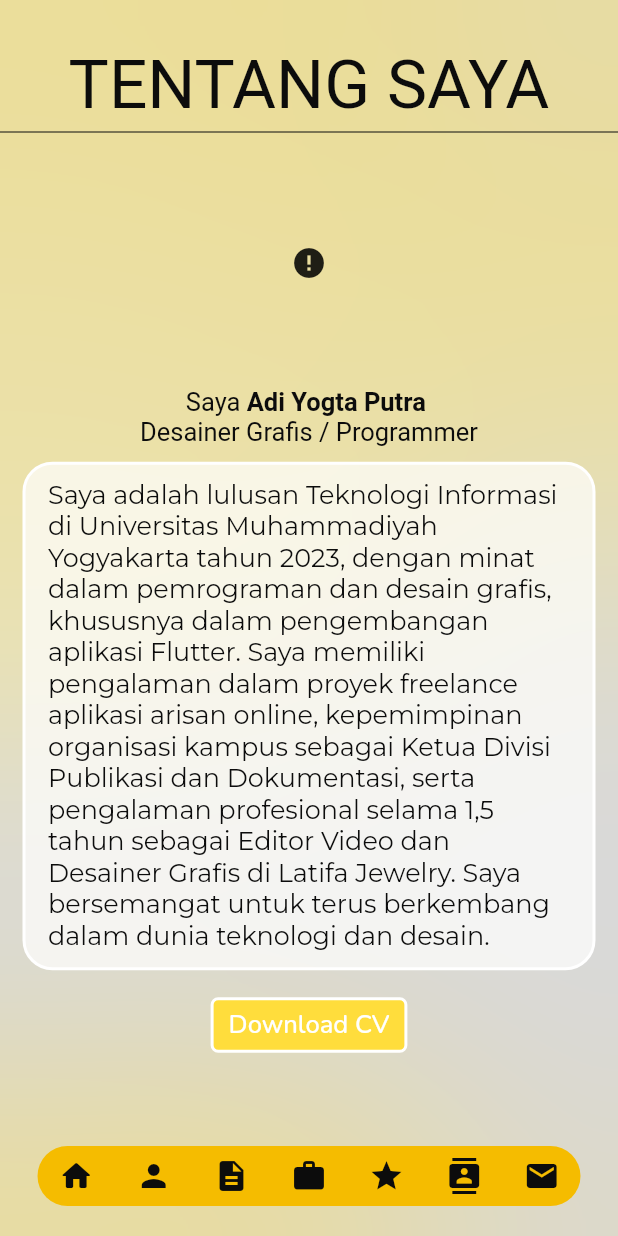
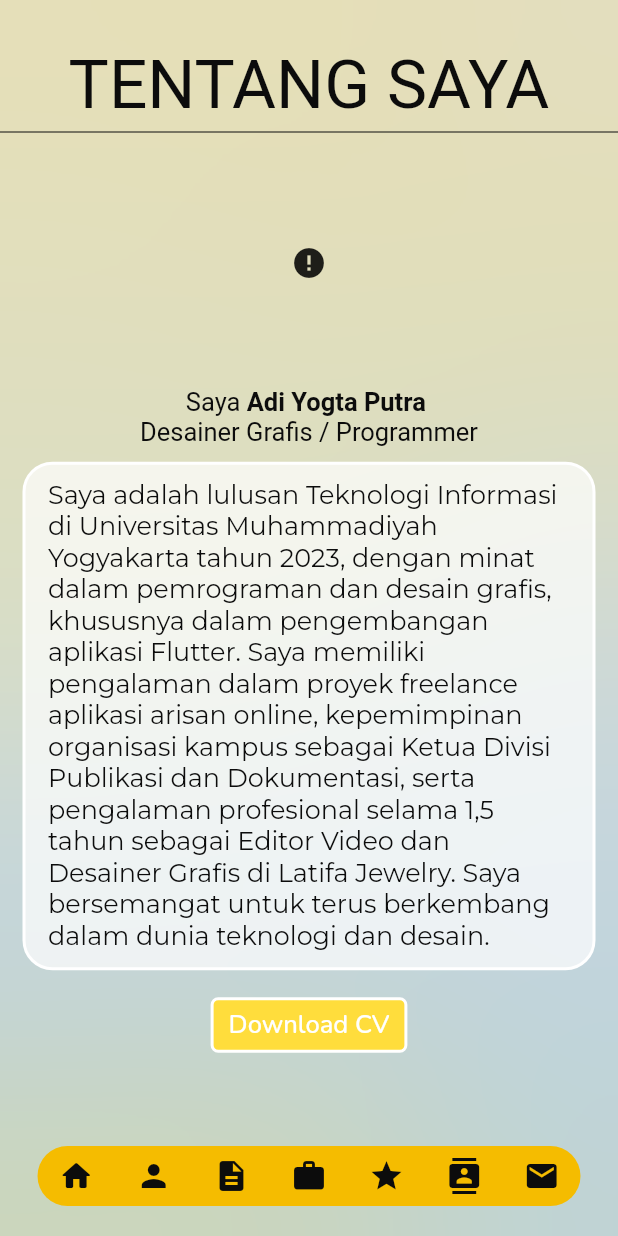
Before and after one commit to adiyogta/adiyogtap, a Flutter app: the screen it shows after launch, after a tap on "Tentang Saya", on a phone screen of 412 x 824 dp. Run offline on Flutter 3.47's test engine with Material 2 defaults, Android fonts, the phone set to English and light mode, and no system bars; drawn by our look-alikes of cached_network_image; our stand-ins replace google_fonts; network calls fail; Roboto replaces fonts that are missing (Sono).

Commit message:
cache image

```diff
--- a/lib/main.dart
+++ b/lib/main.dart
@@ -120,9 +120,9 @@ class _homePageState extends State<homePage> {
                                     color: kuning5,
                                   ),
                                   child: CachedNetworkImage(
-  imageUrl: 'https://photos.app.goo.gl/LW5xhyeQGyEHZv5v5',
-  placeholder: (context, url) => CircularProgressIndicator(),
-  errorWidget: (context, url, error) => Icon(Icons.error),
+  imageUrl: 'https://drive.google.com/uc?id=1yPxuu_Dtev727uS1lYmuCkIK-nVTTC86',
+  placeholder: (context, url) => const Center(child: CircularProgressIndicator(color: putih,value: 2,)),
+  errorWidget: (context, url, error) => const Icon(Icons.error),
 ),
                                 )
                         ]),
@@ -242,9 +242,10 @@ class _homePageState extends State<homePage> {
                   color: kuning5,
                 ),
                 child: CachedNetworkImage(
-  imageUrl: 'https://photos.app.goo.gl/LW5xhyeQGyEHZv5v5',
-  placeholder: (context, url) => CircularProgressIndicator(),
-  errorWidget: (context, url, error) => Icon(Icons.error),
+
+  imageUrl: 'https://drive.google.com/uc?id=1yPxuu_Dtev727uS1lYmuCkIK-nVTTC86',
+  placeholder: (context, url) => const Center(child: CircularProgressIndicator(color: putih,value: 2,)),
+  errorWidget: (context, url, error) => const Icon(Icons.error),
 ),
               )
                       ]),
@@ -367,7 +368,12 @@ get w => MediaQuery.sizeOf(context).width;
       color: abuabu,
       child: Container(
          decoration: BoxDecoration(
-                      image: DecorationImage(image: AssetImage(a),alignment: Alignment.topLeft,fit:w<600 ? BoxFit.fitHeight:BoxFit.fitWidth,opacity: 0.6)
+                      image: DecorationImage(image: AssetImage(a),alignment: Alignment.topLeft,fit:w<600 ? BoxFit.fitHeight:BoxFit.fitWidth,opacity: 0.35),
+                      gradient: LinearGradient(
+                        begin: Alignment.topCenter,
+                        end: Alignment.bottomCenter,
+                        stops: [0,1],
+                        colors: [putih.withOpacity(0.15),Colors.lightBlue.withOpacity(0.15)])
                     ),
         child: BackdropFilter(
                           filter: ImageFilter.blur(sigmaX: 100.0, sigmaY: 80.0),
@@ -401,8 +407,8 @@ get w => MediaQuery.sizeOf(context).width;
                                         children: [
                                           CachedNetworkImage(
   imageUrl: 'https://drive.google.com/uc?id=1ERQrTw7kQItWYOwBGdB5ReSEFhI6PuRt',
-  placeholder: (context, url) => CircularProgressIndicator(),
-  errorWidget: (context, url, error) => Icon(Icons.error),height: MediaQuery.sizeOf(context).height*0.35,
+  placeholder: (context, url) => const Center(child: CircularProgressIndicator(color: putih,value: 2,)),
+  errorWidget: (context, url, error) => const Icon(Icons.error),height: MediaQuery.sizeOf(context).height*0.35,
 ),
 
                                            w < 1500 ? Expanded(
@@ -485,8 +491,8 @@ get w => MediaQuery.sizeOf(context).width;
                                           children: [
                                             CachedNetworkImage(
   imageUrl: 'https://drive.google.com/uc?id=1ERQrTw7kQItWYOwBGdB5ReSEFhI6PuRt',
-  placeholder: (context, url) => CircularProgressIndicator(),
-  errorWidget: (context, url, error) => Icon(Icons.error),height: MediaQuery.sizeOf(context).height*0.4,
+  placeholder: (context, url) => const Center(child: CircularProgressIndicator(color: putih,value: 2,)),
+  errorWidget: (context, url, error) => const Icon(Icons.error),height: MediaQuery.sizeOf(context).height*0.4,
 ),
                                             TextButton(
                                               onPressed: (){},
@@ -541,8 +547,8 @@ get w => MediaQuery.sizeOf(context).width;
                                       ),
                                       CachedNetworkImage(
   imageUrl: 'https://drive.google.com/uc?id=1ERQrTw7kQItWYOwBGdB5ReSEFhI6PuRt',
-  placeholder: (context, url) => CircularProgressIndicator(),
-  errorWidget: (context, url, error) => Icon(Icons.error),height: MediaQuery.sizeOf(context).height*0.20,
+  placeholder: (context, url) => const Center(child: CircularProgressIndicator(color: putih,value: 2,)),
+  errorWidget: (context, url, error) => const Icon(Icons.error),height: MediaQuery.sizeOf(context).height*0.20,
 ),
                                      Row(
                                       mainAxisAlignment: MainAxisAlignment.center,
@@ -1158,11 +1164,11 @@ get w => MediaQuery.sizeOf(context).width;
                                         children: [
                                           CachedNetworkImage(
   imageUrl: list[inde].url,
-  placeholder: (context, url) => CircularProgressIndicator(),
-  errorWidget: (context, url, error) => Icon(Icons.error),height: MediaQuery.sizeOf(context).height*0.15,
+  placeholder: (context, url) => const Center(child: CircularProgressIndicator(color: putih,value: 2,)),
+  errorWidget: (context, url, error) => const Icon(Icons.error),height: MediaQuery.sizeOf(context).height*0.15,
 ),
                                           Text(list[inde].nama),
-                                          TextButton(onPressed: (){}, child: Text('Detail'))
+                                          TextButton(onPressed: (){}, child: const Text('Detail'))
                                         ],
                                       ));
                                   }),
@@ -1211,8 +1217,8 @@ get w => MediaQuery.sizeOf(context).width;
                     children: [
                       CachedNetworkImage(
   imageUrl: 'https://drive.google.com/uc?id=1bTrz76prqHj4QPkSwK1Ydinf3vQBrBc1',
-  placeholder: (context, url) => CircularProgressIndicator(),
-  errorWidget: (context, url, error) => Icon(Icons.error),height: 50,
+  placeholder: (context, url) => const Center(child: CircularProgressIndicator(color: putih,value: 2,)),
+  errorWidget: (context, url, error) => const Icon(Icons.error),height: 50,
 ),
                        const SizedBox(height: 10,),
                       Text('Visual Studio Code',style: GoogleFonts.nunito(fontStyle: FontStyle.normal,fontSize: textSize3,fontWeight: FontWeight.bold,color: hitam),)
@@ -1232,8 +1238,8 @@ get w => MediaQuery.sizeOf(context).width;
                     children: [
                       CachedNetworkImage(
   imageUrl: 'https://drive.google.com/uc?id=14z2TnAKvi8ZMznR_2OtEc537xd9x0nlF',
-  placeholder: (context, url) => CircularProgressIndicator(),
-  errorWidget: (context, url, error) => Icon(Icons.error),height: 50,
+  placeholder: (context, url) => const Center(child: CircularProgressIndicator(color: putih,value: 2,)),
+  errorWidget: (context, url, error) => const Icon(Icons.error),height: 50,
 ),
                      const SizedBox(height: 10,),
                       Text('Adobe Premiere',style: GoogleFonts.nunito(fontStyle: FontStyle.normal,fontSize: textSize3,fontWeight: FontWeight.bold,color: hitam),)
@@ -1244,8 +1250,8 @@ get w => MediaQuery.sizeOf(context).width;
                     children: [
                       CachedNetworkImage(
   imageUrl: 'https://drive.google.com/uc?id=1b8IH_j-x_WU7lYEzaQBEuv30eD6J7lhc',
-  placeholder: (context, url) => CircularProgressIndicator(),
-  errorWidget: (context, url, error) => Icon(Icons.error),height: 50,
+  placeholder: (context, url) => const Center(child: CircularProgressIndicator(color: putih,value: 2,)),
+  errorWidget: (context, url, error) => const Icon(Icons.error),height: 50,
 ),
                       const SizedBox(height: 10,),
                       Text('Adobe Photoshop',style: GoogleFonts.nunito(fontStyle: FontStyle.normal,fontSize: textSize3,fontWeight: FontWeight.bold,color: hitam),)
@@ -1256,8 +1262,8 @@ get w => MediaQuery.sizeOf(context).width;
                     children: [
                       CachedNetworkImage(
   imageUrl: 'https://drive.google.com/uc?id=1N5Z_RX41TBhELaSoHhe9VFaSKM_TNM-2',
-  placeholder: (context, url) => CircularProgressIndicator(),
-  errorWidget: (context, url, error) => Icon(Icons.error),height: 50,
+  placeholder: (context, url) => const Center(child: CircularProgressIndicator(color: putih,value: 2,)),
+  errorWidget: (context, url, error) => const Icon(Icons.error),height: 50,
 ),
                       const SizedBox(height: 10,),
                       Text('Corel Draw',style: GoogleFonts.nunito(fontStyle: FontStyle.normal,fontSize: textSize3,fontWeight: FontWeight.bold,color: hitam),)
@@ -1332,8 +1338,8 @@ get w => MediaQuery.sizeOf(context).width;
                     children: [
                        CachedNetworkImage(
   imageUrl: imageUrls[index],
-  placeholder: (context, url) => CircularProgressIndicator(),
-  errorWidget: (context, url, error) => Icon(Icons.error),height: 50,
+  placeholder: (context, url) => const Center(child: CircularProgressIndicator(color: putih,value: 2,)),
+  errorWidget: (context, url, error) => const Icon(Icons.error),height: 50,
 ),
 
                       const SizedBox(height: 10),
@@ -1602,7 +1608,7 @@ get w => MediaQuery.sizeOf(context).width;
                                         crossAxisAlignment: CrossAxisAlignment.center,
                                         children: [
                                           Container(
-                                            padding: EdgeInsets.symmetric(vertical: 15,horizontal: 20),
+                                            padding: const EdgeInsets.symmetric(vertical: 15,horizontal: 20),
                                             decoration: BoxDecoration(
                                               color: putih.withOpacity(0.75),
                                               borderRadius: BorderRadius.circular(10),
```
